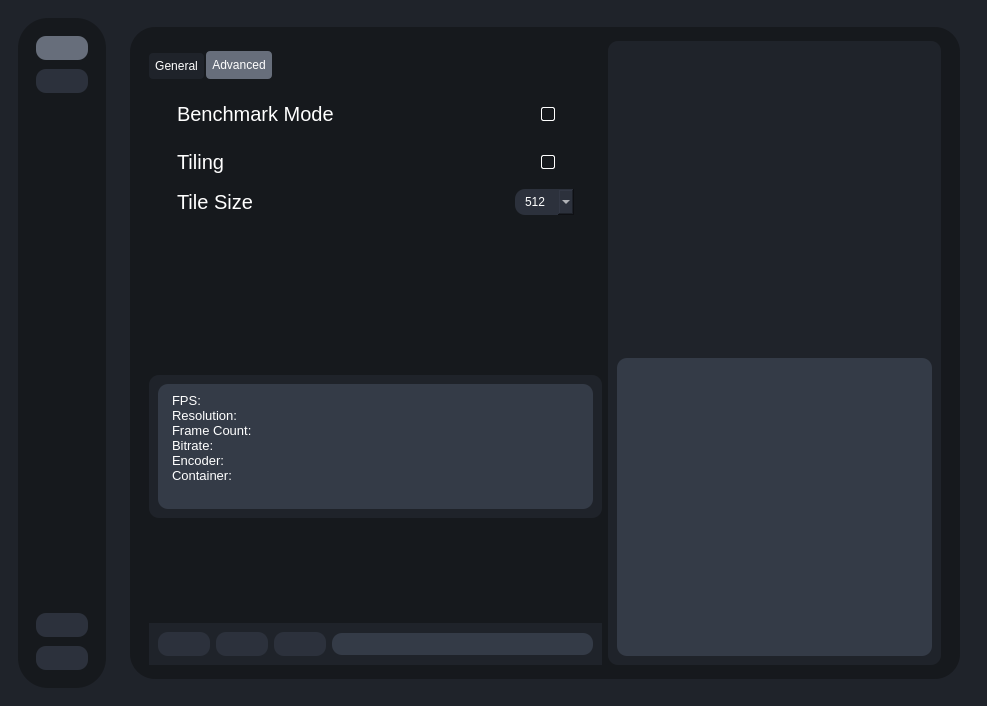
This is testRVEInterface.ui in TNTwise/Rife-ESRGAN-App-Linux-QT as Qt 5 draws it before an edit. The edited form follows.
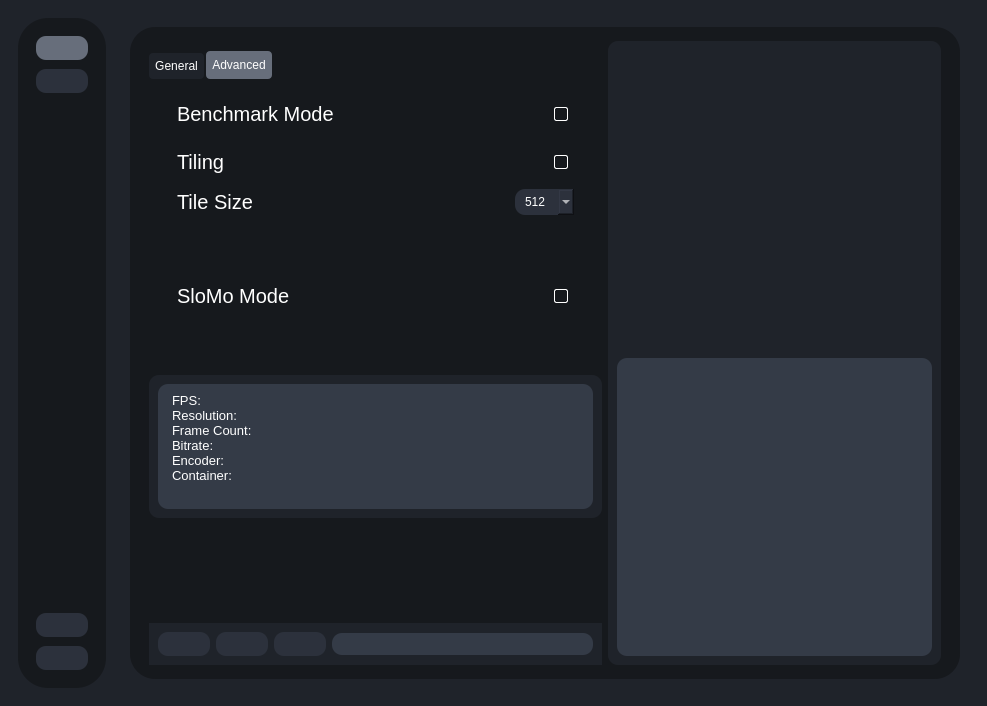
This is the edited form. The open tabs and pages were chosen to show the change. Icons and pictures are not drawn.

Commit message: add slomo mode

The edit to the form file:
```diff
--- a/testRVEInterface.ui
+++ b/testRVEInterface.ui
@@ -969,16 +969,6 @@
                           </property>
                          </spacer>
                         </item>
-                        <item>
-                         <widget class="QCheckBox" name="benchmarkModeCheckBox">
-                          <property name="styleSheet">
-                           <string notr="true"/>
-                          </property>
-                          <property name="text">
-                           <string/>
-                          </property>
-                         </widget>
-                        </item>
                         <item>
                          <widget class="QLabel" name="label_5">
                           <property name="maximumSize">
@@ -1001,6 +991,16 @@
                           </property>
                          </widget>
                         </item>
+                        <item>
+                         <widget class="QCheckBox" name="benchmarkModeCheckBox">
+                          <property name="styleSheet">
+                           <string notr="true"/>
+                          </property>
+                          <property name="text">
+                           <string/>
+                          </property>
+                         </widget>
+                        </item>
                        </layout>
                       </widget>
                      </item>
@@ -1056,13 +1056,6 @@
                              </property>
                             </spacer>
                            </item>
-                           <item>
-                            <widget class="QCheckBox" name="tilingCheckBox">
-                             <property name="text">
-                              <string/>
-                             </property>
-                            </widget>
-                           </item>
                            <item>
                             <widget class="QLabel" name="label_34">
                              <property name="maximumSize">
@@ -1085,6 +1078,13 @@
                              </property>
                             </widget>
                            </item>
+                           <item>
+                            <widget class="QCheckBox" name="tilingCheckBox">
+                             <property name="text">
+                              <string/>
+                             </property>
+                            </widget>
+                           </item>
                           </layout>
                          </widget>
                         </item>
@@ -1179,6 +1179,70 @@
                        </layout>
                       </widget>
                      </item>
+                     <item>
+                      <layout class="QHBoxLayout" name="interpolateContainer">
+                       <item>
+                        <widget class="QWidget" name="sloMoModeContainer" native="true">
+                         <layout class="QHBoxLayout" name="horizontalLayout_31">
+                          <item>
+                           <widget class="QLabel" name="label_36">
+                            <property name="font">
+                             <font>
+                              <pointsize>15</pointsize>
+                             </font>
+                            </property>
+                            <property name="text">
+                             <string>SloMo Mode</string>
+                            </property>
+                           </widget>
+                          </item>
+                          <item>
+                           <spacer name="horizontalSpacer_16">
+                            <property name="orientation">
+                             <enum>Qt::Orientation::Horizontal</enum>
+                            </property>
+                            <property name="sizeHint" stdset="0">
+                             <size>
+                              <width>226</width>
+                              <height>20</height>
+                             </size>
+                            </property>
+                           </spacer>
+                          </item>
+                          <item>
+                           <widget class="QLabel" name="label_39">
+                            <property name="maximumSize">
+                             <size>
+                              <width>25</width>
+                              <height>25</height>
+                             </size>
+                            </property>
+                            <property name="toolTip">
+                             <string>&lt;html&gt;&lt;head/&gt;&lt;body&gt;&lt;p&gt;Increase video length instead of framerate when interpolating.&lt;/p&gt;&lt;p&gt;Audio and Subtitles will not be transfered to output video.&lt;/p&gt;&lt;/body&gt;&lt;/html&gt;</string>
+                            </property>
+                            <property name="text">
+                             <string/>
+                            </property>
+                            <property name="pixmap">
+                             <pixmap resource="resources.qrc">:/icons/icons/info.svg</pixmap>
+                            </property>
+                            <property name="scaledContents">
+                             <bool>true</bool>
+                            </property>
+                           </widget>
+                          </item>
+                          <item>
+                           <widget class="QCheckBox" name="sloMoModeCheckBox">
+                            <property name="text">
+                             <string/>
+                            </property>
+                           </widget>
+                          </item>
+                         </layout>
+                        </widget>
+                       </item>
+                      </layout>
+                     </item>
                      <item>
                       <spacer name="verticalSpacer_4">
                        <property name="orientation">
```
The commit also changes 6 other files.
